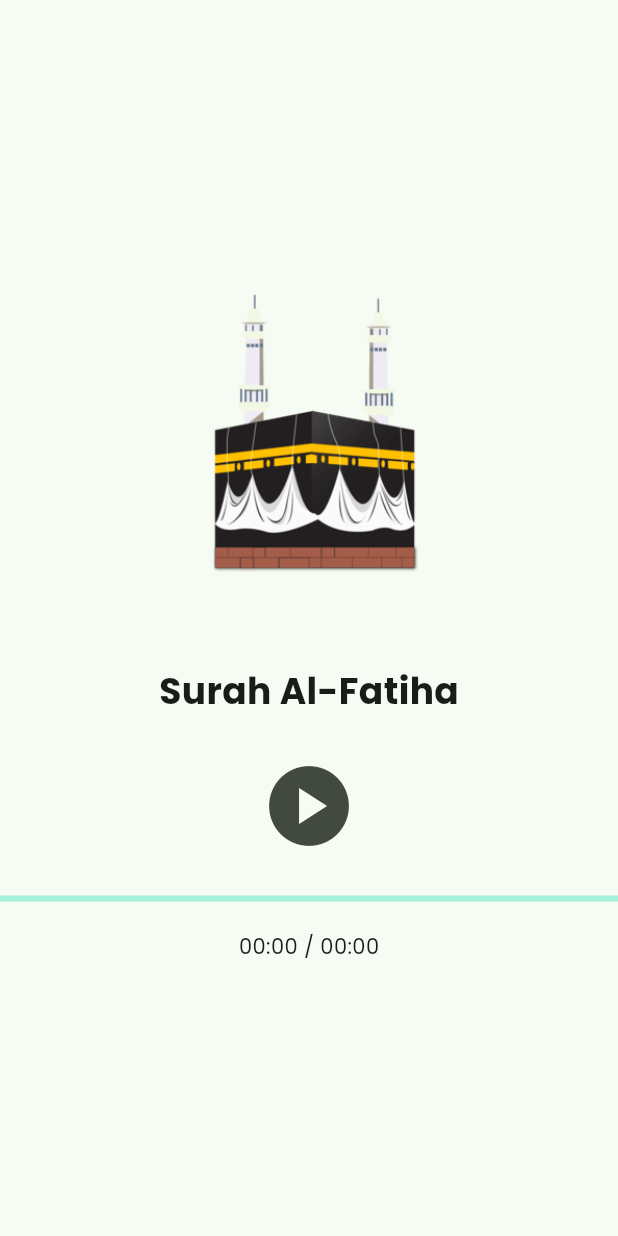
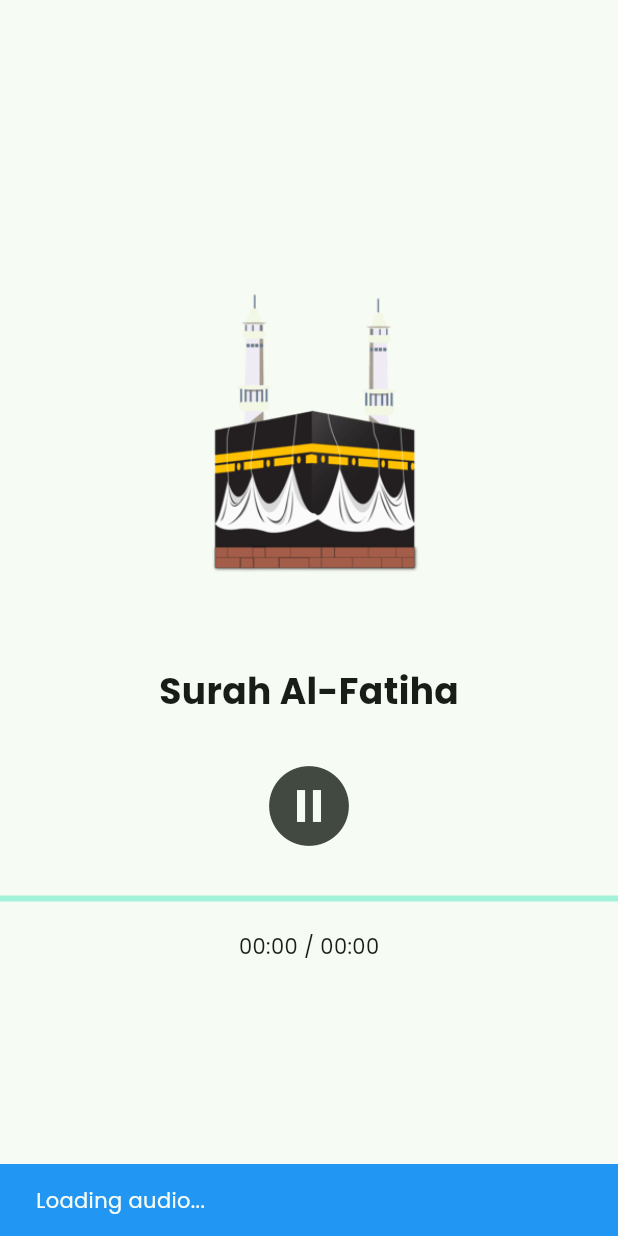
Before and after one commit to KyawLwinSoe27/mm_muslim_support_proj, a Flutter app: the SurahListenPage screen opened directly with sample values from the repository, on a phone screen of 412 x 824 dp. Run offline on Flutter 3.47's test engine with Material 3 defaults, Android fonts, the phone set to English and light mode, and no system bars; our stand-ins replace bloc, dio, easy_localization, equatable, firebase_analytics, firebase_core and 14 more; missing offline and left inert: pdfx, prayers_times; accounts and stored records are empty; network calls fail; statements that could not run were skipped.

Commit message:
Quran Recitation Module

```diff
--- a/mm_muslim_support/lib/module/quran/bloc/surah_audio_bloc/surah_audio_bloc.dart
+++ b/mm_muslim_support/lib/module/quran/bloc/surah_audio_bloc/surah_audio_bloc.dart
@@ -11,6 +11,7 @@ class SurahAudioBloc extends Bloc<SurahAudioEvent, SurahAudioState> {
   late final StreamSubscription<Duration> _positionSub;
   late final StreamSubscription<PlayerState> _playerStateSub;
   late final StreamSubscription<Duration> _bufferedSub;
+
 
   SurahAudioBloc() : super(SurahAudioInitial()) {
     on<SurahAudioLoad>(_onLoad);
@@ -51,8 +52,8 @@ class SurahAudioBloc extends Bloc<SurahAudioEvent, SurahAudioState> {
       await _player.setAudioSource(AudioSource.uri(Uri.parse(event.url)));
       await _player.play();
       emit(SurahAudioPlaying(_player.position, _player.bufferedPosition, _player.duration ?? Duration.zero));
-    } catch (e) {
-      emit(SurahAudioError(e.toString()));
+    } catch (e, st) {
+      emit(SurahAudioError(st.toString()));
     }
   }
 
--- a/mm_muslim_support/lib/module/quran/presentations/surah_listen_page.dart
+++ b/mm_muslim_support/lib/module/quran/presentations/surah_listen_page.dart
@@ -19,13 +19,31 @@ class SurahListenPage extends StatelessWidget {
       create: (_) => SurahAudioBloc()..add(SurahAudioLoad(quranSongModel.mp3Url)),
       child: Scaffold(
         body: Center(
-          child: BlocBuilder<SurahAudioBloc, SurahAudioState>(
+          child: BlocConsumer<SurahAudioBloc, SurahAudioState>(
+            listener: (context, state) {
+              if (state is SurahAudioError) {
+                ScaffoldMessenger.of(context).showSnackBar(
+                  SnackBar(
+                    content: Text(state.message),
+                    backgroundColor: Colors.red,
+                    duration: Duration(minutes: 1),
+                  ),
+                );
+              } else if (state is SurahAudioLoading) {
+                ScaffoldMessenger.of(context).showSnackBar(
+                  const SnackBar(
+                    content: Text('Loading audio...'),
+                    backgroundColor: Colors.blue,
+                  ),
+                );
+              }
+            },
             builder: (context, state) {
-              if (state is SurahAudioPlaying) {
-                if(state.position == Duration.zero) {
-                  context.read<SurahAudioBloc>().add(SurahAudioPause());
-                }
-              }
+              // if (state is SurahAudioPlaying) {
+              //   if(state.position == Duration.zero) {
+              //     context.read<SurahAudioBloc>().add(SurahAudioPause());
+              //   }
+              // }
               return Column(
                 mainAxisSize: MainAxisSize.min,
                 children: [
```
Also changed, not shown: 1 other file.
